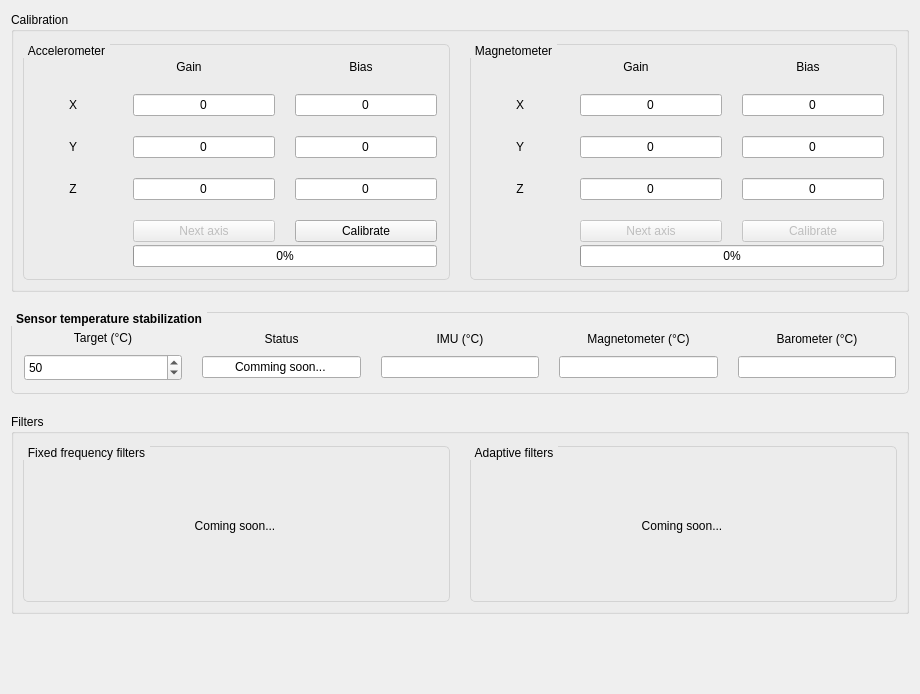
Above: ui_sensors.ui from korken89/kfly_gui before the change. Below: the same form after it.
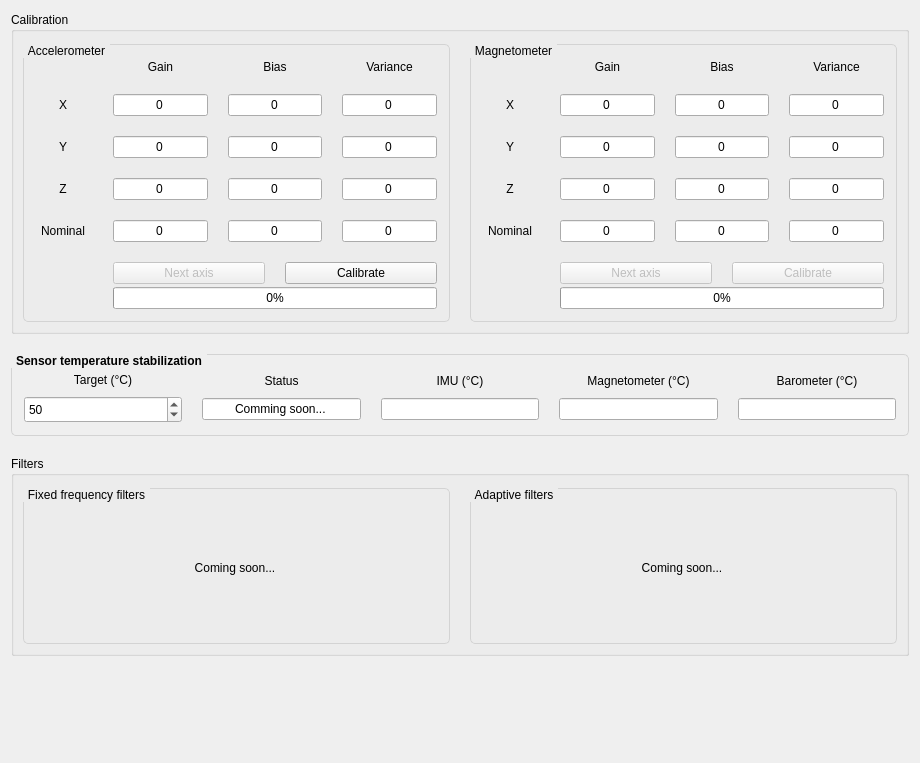
That is the form after the change.

Commit message: Added variance and nominal fields

```diff
--- a/ui_sensors.ui
+++ b/ui_sensors.ui
@@ -7,7 +7,7 @@
     <x>0</x>
     <y>0</y>
     <width>920</width>
-    <height>694</height>
+    <height>763</height>
    </rect>
   </property>
   <property name="windowTitle">
@@ -133,6 +133,16 @@
                </property>
               </widget>
              </item>
+             <item>
+              <widget class="QLabel" name="label_26">
+               <property name="text">
+                <string>Variance</string>
+               </property>
+               <property name="alignment">
+                <set>Qt::AlignCenter</set>
+               </property>
+              </widget>
+             </item>
             </layout>
            </item>
            <item>
@@ -144,7 +154,7 @@
               <widget class="QLabel" name="label_11">
                <property name="minimumSize">
                 <size>
-                 <width>80</width>
+                 <width>60</width>
                  <height>0</height>
                 </size>
                </property>
@@ -188,6 +198,16 @@
                </property>
               </widget>
              </item>
+             <item>
+              <widget class="QLineEdit" name="editAccXVariance">
+               <property name="text">
+                <string>0</string>
+               </property>
+               <property name="alignment">
+                <set>Qt::AlignCenter</set>
+               </property>
+              </widget>
+             </item>
             </layout>
            </item>
            <item>
@@ -199,7 +219,7 @@
               <widget class="QLabel" name="label_12">
                <property name="minimumSize">
                 <size>
-                 <width>80</width>
+                 <width>60</width>
                  <height>0</height>
                 </size>
                </property>
@@ -243,6 +263,16 @@
                </property>
               </widget>
              </item>
+             <item>
+              <widget class="QLineEdit" name="editAccYVariance">
+               <property name="text">
+                <string>0</string>
+               </property>
+               <property name="alignment">
+                <set>Qt::AlignCenter</set>
+               </property>
+              </widget>
+             </item>
             </layout>
            </item>
            <item>
@@ -254,7 +284,7 @@
               <widget class="QLabel" name="label_3">
                <property name="minimumSize">
                 <size>
-                 <width>80</width>
+                 <width>60</width>
                  <height>0</height>
                 </size>
                </property>
@@ -298,6 +328,78 @@
                </property>
               </widget>
              </item>
+             <item>
+              <widget class="QLineEdit" name="editAccZVariance">
+               <property name="text">
+                <string>0</string>
+               </property>
+               <property name="alignment">
+                <set>Qt::AlignCenter</set>
+               </property>
+              </widget>
+             </item>
+            </layout>
+           </item>
+           <item>
+            <layout class="QHBoxLayout" name="horizontalLayout_18">
+             <property name="spacing">
+              <number>20</number>
+             </property>
+             <property name="topMargin">
+              <number>0</number>
+             </property>
+             <item>
+              <widget class="QLabel" name="label_21">
+               <property name="minimumSize">
+                <size>
+                 <width>60</width>
+                 <height>0</height>
+                </size>
+               </property>
+               <property name="maximumSize">
+                <size>
+                 <width>60</width>
+                 <height>16777215</height>
+                </size>
+               </property>
+               <property name="text">
+                <string>Nominal</string>
+               </property>
+               <property name="alignment">
+                <set>Qt::AlignCenter</set>
+               </property>
+              </widget>
+             </item>
+             <item>
+              <widget class="QLineEdit" name="editAccGainNominal">
+               <property name="text">
+                <string>0</string>
+               </property>
+               <property name="alignment">
+                <set>Qt::AlignCenter</set>
+               </property>
+              </widget>
+             </item>
+             <item>
+              <widget class="QLineEdit" name="editAccBiasNominal">
+               <property name="text">
+                <string>0</string>
+               </property>
+               <property name="alignment">
+                <set>Qt::AlignCenter</set>
+               </property>
+              </widget>
+             </item>
+             <item>
+              <widget class="QLineEdit" name="editAccVarianceNominal">
+               <property name="text">
+                <string>0</string>
+               </property>
+               <property name="alignment">
+                <set>Qt::AlignCenter</set>
+               </property>
+              </widget>
+             </item>
             </layout>
            </item>
            <item>
@@ -309,7 +411,7 @@
               <widget class="QLabel" name="label_19">
                <property name="minimumSize">
                 <size>
-                 <width>80</width>
+                 <width>60</width>
                  <height>0</height>
                 </size>
                </property>
@@ -460,6 +562,16 @@
                </property>
               </widget>
              </item>
+             <item>
+              <widget class="QLabel" name="label_27">
+               <property name="text">
+                <string>Variance</string>
+               </property>
+               <property name="alignment">
+                <set>Qt::AlignCenter</set>
+               </property>
+              </widget>
+             </item>
             </layout>
            </item>
            <item>
@@ -471,7 +583,7 @@
               <widget class="QLabel" name="label_14">
                <property name="minimumSize">
                 <size>
-                 <width>80</width>
+                 <width>60</width>
                  <height>0</height>
                 </size>
                </property>
@@ -515,6 +627,16 @@
                </property>
               </widget>
              </item>
+             <item>
+              <widget class="QLineEdit" name="editMagXVariance">
+               <property name="text">
+                <string>0</string>
+               </property>
+               <property name="alignment">
+                <set>Qt::AlignCenter</set>
+               </property>
+              </widget>
+             </item>
             </layout>
            </item>
            <item>
@@ -526,7 +648,7 @@
               <widget class="QLabel" name="label_15">
                <property name="minimumSize">
                 <size>
-                 <width>80</width>
+                 <width>60</width>
                  <height>0</height>
                 </size>
                </property>
@@ -570,6 +692,16 @@
                </property>
               </widget>
              </item>
+             <item>
+              <widget class="QLineEdit" name="editMagYVariance">
+               <property name="text">
+                <string>0</string>
+               </property>
+               <property name="alignment">
+                <set>Qt::AlignCenter</set>
+               </property>
+              </widget>
+             </item>
             </layout>
            </item>
            <item>
@@ -581,7 +713,7 @@
               <widget class="QLabel" name="label_7">
                <property name="minimumSize">
                 <size>
-                 <width>80</width>
+                 <width>60</width>
                  <height>0</height>
                 </size>
                </property>
@@ -622,6 +754,75 @@
                </property>
                <property name="readOnly">
                 <bool>true</bool>
+               </property>
+              </widget>
+             </item>
+             <item>
+              <widget class="QLineEdit" name="editMagZVariance">
+               <property name="text">
+                <string>0</string>
+               </property>
+               <property name="alignment">
+                <set>Qt::AlignCenter</set>
+               </property>
+              </widget>
+             </item>
+            </layout>
+           </item>
+           <item>
+            <layout class="QHBoxLayout" name="horizontalLayout_19">
+             <property name="spacing">
+              <number>20</number>
+             </property>
+             <item>
+              <widget class="QLabel" name="editMagVarianceNominal">
+               <property name="minimumSize">
+                <size>
+                 <width>60</width>
+                 <height>0</height>
+                </size>
+               </property>
+               <property name="maximumSize">
+                <size>
+                 <width>60</width>
+                 <height>16777215</height>
+                </size>
+               </property>
+               <property name="text">
+                <string>Nominal</string>
+               </property>
+               <property name="alignment">
+                <set>Qt::AlignCenter</set>
+               </property>
+              </widget>
+             </item>
+             <item>
+              <widget class="QLineEdit" name="editMagGainNominal">
+               <property name="text">
+                <string>0</string>
+               </property>
+               <property name="alignment">
+                <set>Qt::AlignCenter</set>
+               </property>
+              </widget>
+             </item>
+             <item>
+              <widget class="QLineEdit" name="editMagBiasNominal">
+               <property name="text">
+                <string>0</string>
+               </property>
+               <property name="alignment">
+                <set>Qt::AlignCenter</set>
+               </property>
+              </widget>
+             </item>
+             <item>
+              <widget class="QLineEdit" name="lineEdit_8">
+               <property name="text">
+                <string>0</string>
+               </property>
+               <property name="alignment">
+                <set>Qt::AlignCenter</set>
                </property>
               </widget>
              </item>
@@ -636,7 +837,7 @@
               <widget class="QLabel" name="label_20">
                <property name="minimumSize">
                 <size>
-                 <width>80</width>
+                 <width>60</width>
                  <height>0</height>
                 </size>
                </property>
```
Left out of the diff: 24 changed lines with no effect on the pictures.
